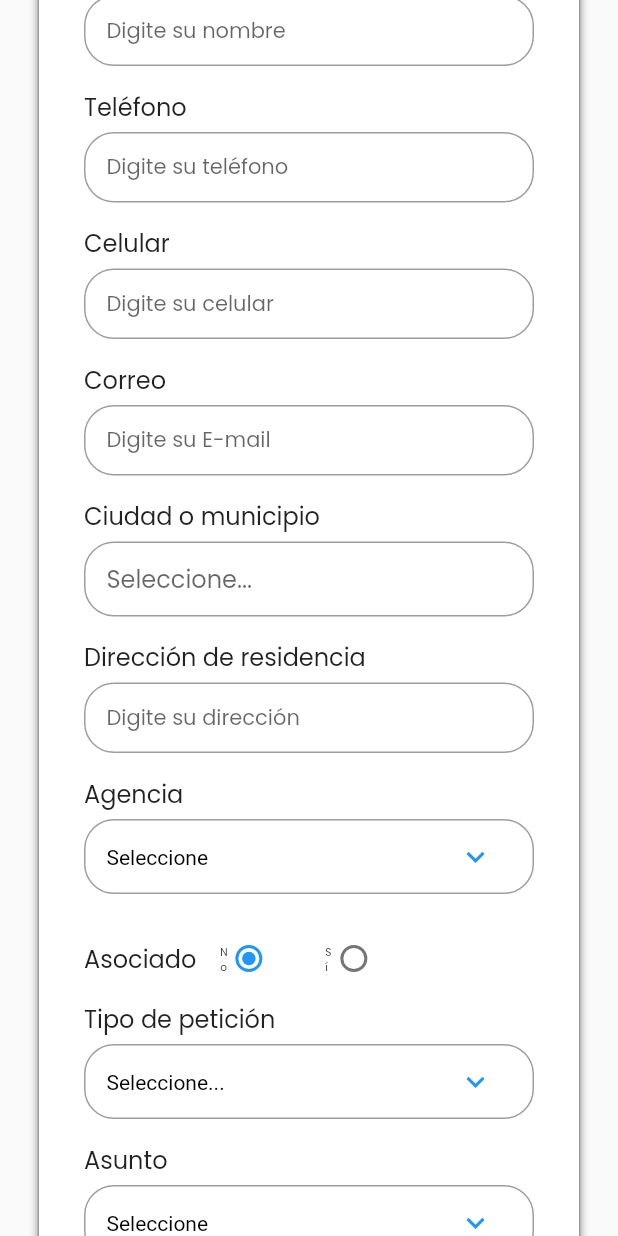
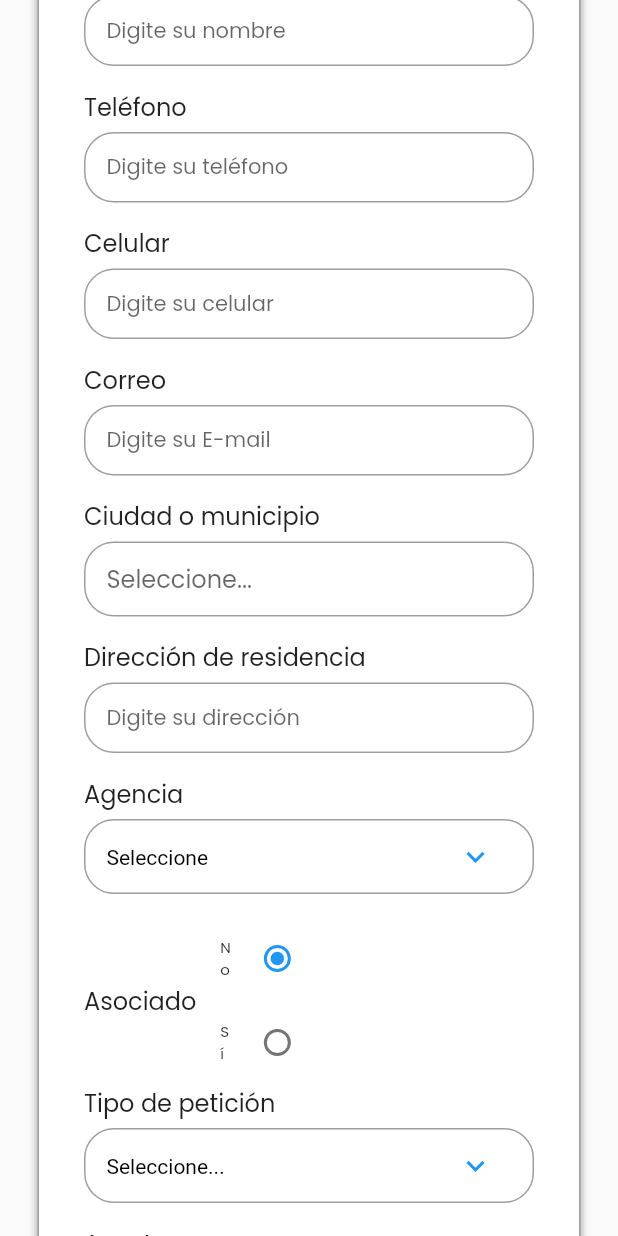
Before and after one commit to stiven4950/pqrsf-coonfie, a Flutter app: the screen it shows after launch, scrolled down 576 dp, on a phone screen of 412 x 824 dp. Run offline on Flutter 3.47's test engine with Material 2 defaults, Android fonts, the phone set to English and light mode, and no system bars; drawn by our look-alikes of searchfield; our stand-ins replace animate_do, file_picker; network calls fail.

Commit message:
Corregidos problemas de responsive y creacion de metodo para envio de datos

```diff
--- a/lib/ui/pages/identified_user.dart
+++ b/lib/ui/pages/identified_user.dart
@@ -20,7 +20,7 @@ class UserIdentifiedSection extends StatelessWidget {
         width: ResponsiveWidget.widthInScreen(
           context,
           size.width * .9,
-          size.width * .3,
+          size.width * .25,
           size.width * (1 / 4),
           size.width * (1 / 4),
         ),
@@ -119,7 +119,7 @@ class UserIdentifiedSection extends StatelessWidget {
         width: ResponsiveWidget.widthInScreen(
           context,
           size.width * .9,
-          size.width * .3,
+          size.width * .25,
           size.width * (1 / 4),
           size.width * (1 / 4),
         ),
@@ -231,7 +231,7 @@ class UserIdentifiedSection extends StatelessWidget {
         width: ResponsiveWidget.widthInScreen(
           context,
           size.width * .9,
-          size.width * .3,
+          size.width * .25,
           size.width * (1 / 4),
           size.width * (1 / 4),
         ),
--- a/lib/ui/pages/pqrf_page.dart
+++ b/lib/ui/pages/pqrf_page.dart
@@ -1,3 +1,4 @@
+import 'package:animate_do/animate_do.dart';
 import 'package:file_picker/file_picker.dart';
 import 'package:flutter/material.dart';
 import 'package:provider/provider.dart';
@@ -66,15 +67,15 @@ class PqrfPage extends StatelessWidget {
 
                   // -------------------------------------------------------------
                   Visibility(
-                    child: const UserIdentifiedSection(),
+                    child: FadeInLeft(child: const UserIdentifiedSection()),
                     visible: menuSection.menu == 1,
                   ),
                   Visibility(
-                    child: const AnonimUser(),
+                    child: FadeInLeft(child: const AnonimUser()),
                     visible: menuSection.menu == 2,
                   ),
                   Visibility(
-                    child: const Consult(),
+                    child: FadeInLeft(child: const Consult()),
                     visible: menuSection.menu == 3,
                   ),
                   // -------------------------------------------------------------
@@ -111,7 +112,9 @@ class PqrfPage extends StatelessWidget {
                                 onPressed: () {
                                   pqrsfProvider.validateForm();
                                   _display(context);
-                                  pqrsfProvider.sendData();
+                                  pqrsfProvider.isValidForm()
+                                      ? pqrsfProvider.sendData(menuSection.menu)
+                                      : print("Paila");
                                 },
                               ),
                             ],
--- a/lib/ui/widgets/asociated.dart
+++ b/lib/ui/widgets/asociated.dart
@@ -11,30 +11,21 @@ class Asociated extends StatelessWidget {
     final size = MediaQuery.of(context).size;
     final pqrsfProvider = Provider.of<PQRSFProvider>(context);
 
-    return Row(
+    return Column(
+      crossAxisAlignment: CrossAxisAlignment.start,
       children: [
         ...pqrsfProvider.asociatedValues.map(
           (c) {
             return SizedBox(
-              width: ResponsiveWidget.widthInScreen(
-                context,
-                70,
-                70,
-                80,
-                96,
-              ),
+              width: ResponsiveWidget.widthInScreen(context, 90, 90, 100, 110),
               child: RadioListTile<String>(
                 controlAffinity: ListTileControlAffinity.trailing,
                 title: Text(
                   c.key,
                   style: TextStyle(
-                      fontSize: ResponsiveWidget.widthInScreen(
-                    context,
-                    7,
-                    7,
-                    10,
-                    12,
-                  )),
+                    fontSize:
+                        ResponsiveWidget.widthInScreen(context, 10, 10, 11, 12),
+                  ),
                 ),
                 groupValue: pqrsfProvider.asociated,
                 value: c.value,
--- a/lib/ui/widgets/button_section_widget.dart
+++ b/lib/ui/widgets/button_section_widget.dart
@@ -40,8 +40,8 @@ class ButtonSectionWidget extends StatelessWidget {
           ),
           minimumSize: MaterialStateProperty.resolveWith(
             (states) => Size(
-                ResponsiveWidget.widthInScreen(context, size.width, size.width,
-                    size.width * .25, size.width * 0.25),
+                ResponsiveWidget.widthInScreen(context, size.width,
+                    size.width * .25, size.width * .25, size.width * 0.25),
                 36),
           ),
           shape: MaterialStateProperty.resolveWith(
--- a/lib/ui/widgets/custom_dialog.dart
+++ b/lib/ui/widgets/custom_dialog.dart
@@ -1,6 +1,7 @@
 import 'package:animate_do/animate_do.dart';
 import 'package:flutter/material.dart';
 import 'package:pqrf_coonfie/ui/widgets/gradient_button_extended.dart';
+import 'package:pqrf_coonfie/ui/widgets/responsive.dart';
 
 class CustomDialog extends StatelessWidget {
   final String title, description, buttonText;
@@ -46,7 +47,8 @@ class CustomDialog extends StatelessWidget {
               right: Consts.padding,
             ),
             margin: const EdgeInsets.only(top: Consts.avatarRadius),
-            width: size.width < 700 ? size.width * .9 : size.width * .3,
+            width: ResponsiveWidget.widthInScreen(context, size.width * .9,
+                size.width * .7, size.width * .6, size.width * .3),
             decoration: BoxDecoration(
               color: Colors.white,
               shape: BoxShape.rectangle,
--- a/lib/ui/widgets/sections_widget.dart
+++ b/lib/ui/widgets/sections_widget.dart
@@ -2,7 +2,7 @@ import 'package:flutter/material.dart';
 import 'package:pqrf_coonfie/ui/widgets/responsive.dart';
 import 'package:provider/provider.dart';
 
-import 'package:pqrf_coonfie/providers/pqrf_provider.dart';
+import 'package:pqrf_coonfie/providers/providers.dart';
 
 class SectionsPQRSF extends StatelessWidget {
   final List<Widget> children;
@@ -12,6 +12,7 @@ class SectionsPQRSF extends StatelessWidget {
   Widget build(BuildContext context) {
     final size = MediaQuery.of(context).size;
     final pqrsfProvider = Provider.of<PQRSFProvider>(context);
+    final menuSection = Provider.of<MenuSection>(context);
 
     return Container(
       margin: const EdgeInsets.only(top: 10.0, bottom: 20.0),
@@ -35,7 +36,10 @@ class SectionsPQRSF extends StatelessWidget {
         child: size.width < 700
             ? Column(children: children)
             : Row(
-                mainAxisAlignment: MainAxisAlignment.spaceAround,
+                mainAxisAlignment:
+                    !pqrsfProvider.thereIsAnswer && menuSection.menu == 3
+                        ? MainAxisAlignment.center
+                        : MainAxisAlignment.spaceAround,
                 crossAxisAlignment: CrossAxisAlignment.start,
                 children: children,
               ),
```
Also changed, not shown: lib/providers/pqrf_provider.dart (+85 -4 lines), lib/ui/pages/consult.dart (+23 -7 lines), pubspec.yaml (+2 -49 lines).
